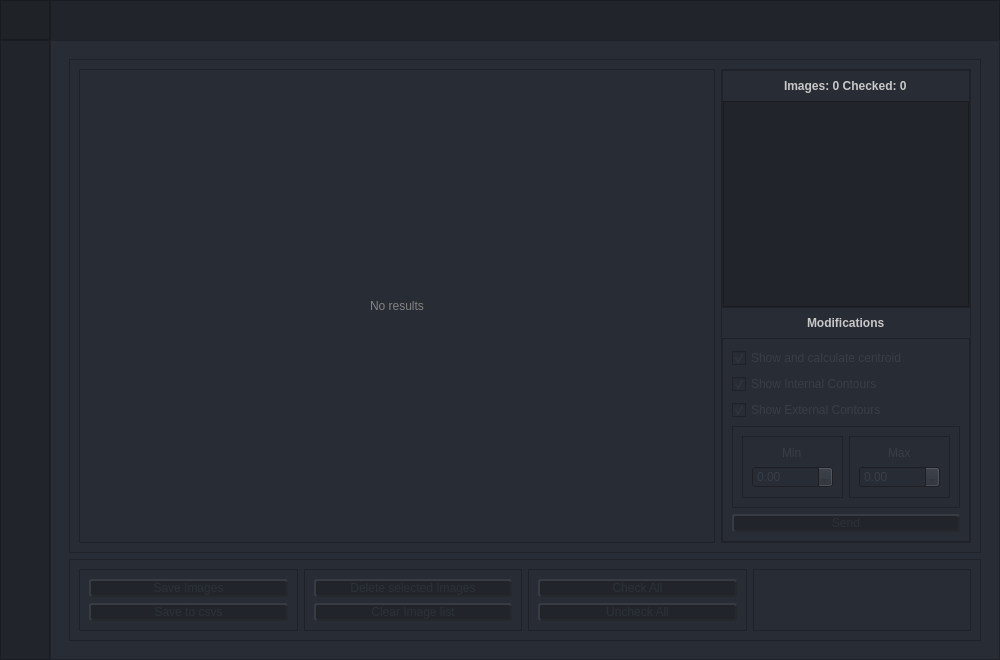
First picture: the form in UI/ui_main.ui, repository Mohamab29/FracSegment, before the edit.
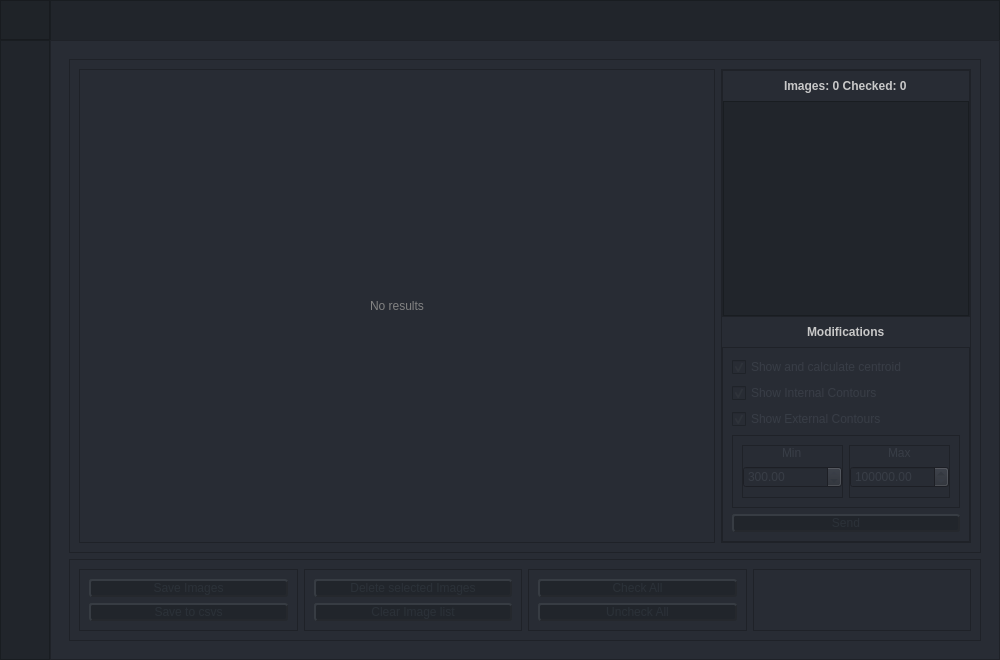
Second picture: the form after the edit. Icons and pictures are not drawn.

Commit message: done with the max val

Patch:
```diff
--- a/UI/ui_main.ui
+++ b/UI/ui_main.ui
@@ -1805,6 +1805,15 @@
                                 <enum>QFrame::Raised</enum>
                                </property>
                                <layout class="QVBoxLayout" name="verticalLayout_29">
+                                <property name="leftMargin">
+                                 <number>0</number>
+                                </property>
+                                <property name="topMargin">
+                                 <number>0</number>
+                                </property>
+                                <property name="rightMargin">
+                                 <number>0</number>
+                                </property>
                                 <item alignment="Qt::AlignHCenter">
                                  <widget class="QLabel" name="frame_calculation_page_modifications_options_min_label">
                                   <property name="styleSheet">
@@ -1823,6 +1832,15 @@
                                   <property name="styleSheet">
                                    <string notr="true">color: rgb(56, 61, 70);</string>
                                   </property>
+                                  <property name="minimum">
+                                   <double>300.000000000000000</double>
+                                  </property>
+                                  <property name="maximum">
+                                   <double>100000000.000000000000000</double>
+                                  </property>
+                                  <property name="value">
+                                   <double>300.000000000000000</double>
+                                  </property>
                                  </widget>
                                 </item>
                                </layout>
@@ -1837,6 +1855,15 @@
                                 <enum>QFrame::Raised</enum>
                                </property>
                                <layout class="QVBoxLayout" name="verticalLayout_28">
+                                <property name="leftMargin">
+                                 <number>0</number>
+                                </property>
+                                <property name="topMargin">
+                                 <number>0</number>
+                                </property>
+                                <property name="rightMargin">
+                                 <number>0</number>
+                                </property>
                                 <item alignment="Qt::AlignHCenter">
                                  <widget class="QLabel" name="frame_calculation_page_modifications_options_max_label">
                                   <property name="styleSheet">
@@ -1855,6 +1882,15 @@
                                   <property name="styleSheet">
                                    <string notr="true">color: rgb(56, 61, 70);</string>
                                   </property>
+                                  <property name="minimum">
+                                   <double>300.000000000000000</double>
+                                  </property>
+                                  <property name="maximum">
+                                   <double>1000000.000000000000000</double>
+                                  </property>
+                                  <property name="value">
+                                   <double>1000000.000000000000000</double>
+                                  </property>
                                  </widget>
                                 </item>
                                </layout>
```
The commit also changes 2 other files.
